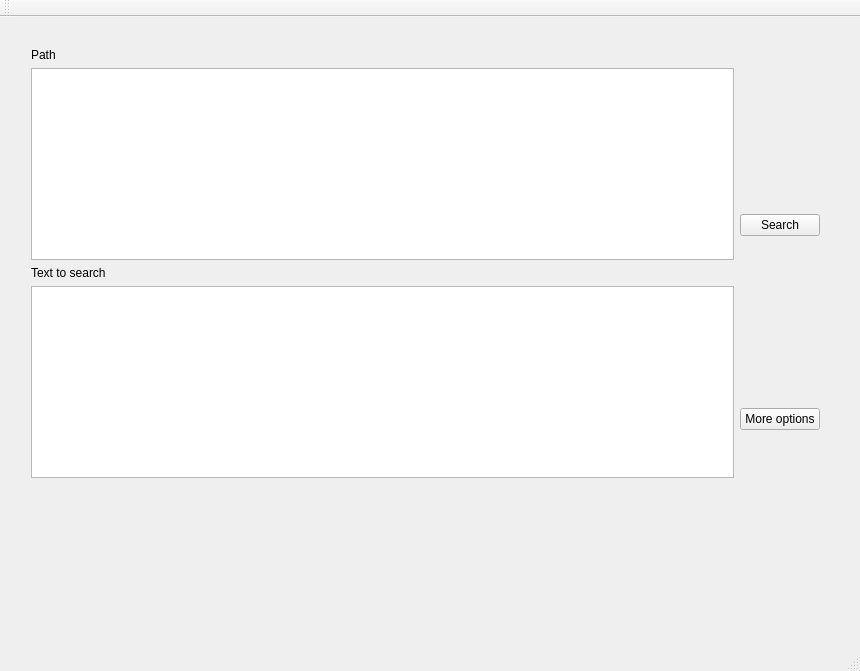
First picture: the form in officeHelp/mainwindow.ui, repository michalhuras/Office-Help, before the edit.
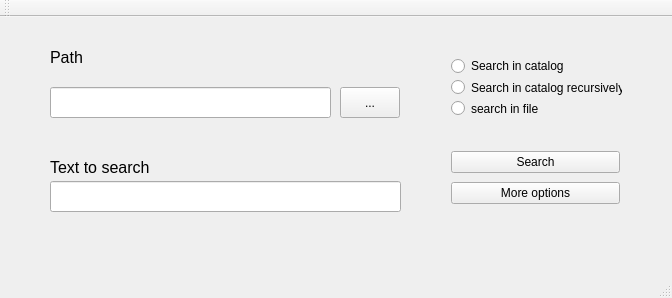
Second picture: the form after the edit.

Diff of the .ui file:
```diff
--- a/officeHelp/mainwindow.ui
+++ b/officeHelp/mainwindow.ui
@@ -6,83 +6,125 @@
    <rect>
     <x>0</x>
     <y>0</y>
-    <width>860</width>
-    <height>671</height>
+    <width>672</width>
+    <height>298</height>
    </rect>
   </property>
   <property name="windowTitle">
    <string>MainWindow</string>
   </property>
   <widget class="QWidget" name="centralWidget">
-   <widget class="QWidget" name="horizontalLayoutWidget">
+   <widget class="QLineEdit" name="lineEdit_3">
     <property name="geometry">
      <rect>
-      <x>20</x>
-      <y>20</y>
-      <width>811</width>
-      <height>571</height>
+      <x>50</x>
+      <y>70</y>
+      <width>281</width>
+      <height>31</height>
      </rect>
     </property>
-    <layout class="QHBoxLayout" name="horizontalLayout_2">
+   </widget>
+   <widget class="QPushButton" name="pushButton_4">
+    <property name="geometry">
+     <rect>
+      <x>340</x>
+      <y>70</y>
+      <width>60</width>
+      <height>31</height>
+     </rect>
+    </property>
+    <property name="text">
+     <string>...</string>
+    </property>
+   </widget>
+   <widget class="QWidget" name="verticalLayoutWidget">
+    <property name="geometry">
+     <rect>
+      <x>440</x>
+      <y>30</y>
+      <width>193</width>
+      <height>80</height>
+     </rect>
+    </property>
+    <layout class="QVBoxLayout" name="verticalLayout">
      <item>
-      <layout class="QVBoxLayout" name="verticalLayout_5">
+      <widget class="QRadioButton" name="radioButton_2">
+       <property name="text">
+        <string>Search in catalog</string>
+       </property>
+      </widget>
+     </item>
        <item>
+      <widget class="QRadioButton" name="radioButton_3">
+       <property name="text">
+        <string>Search in catalog recursively</string>
+       </property>
+      </widget>
+     </item>
+     <item>
+      <widget class="QRadioButton" name="radioButton">
+       <property name="text">
+        <string>search in file</string>
+       </property>
+      </widget>
+     </item>
+    </layout>
+   </widget>
+   <widget class="QLineEdit" name="lineEdit_2">
+    <property name="geometry">
+     <rect>
+      <x>50</x>
+      <y>164</y>
+      <width>351</width>
+      <height>31</height>
+     </rect>
+    </property>
+   </widget>
         <widget class="QLabel" name="label">
+    <property name="geometry">
+     <rect>
+      <x>50</x>
+      <y>30</y>
+      <width>41</width>
+      <height>21</height>
+     </rect>
+    </property>
+    <property name="font">
+     <font>
+      <pointsize>12</pointsize>
+     </font>
+    </property>
          <property name="text">
           <string>Path </string>
          </property>
         </widget>
-       </item>
-       <item>
-        <widget class="QTextEdit" name="textEdit">
-         <property name="sizePolicy">
-          <sizepolicy hsizetype="Expanding" vsizetype="Preferred">
-           <horstretch>0</horstretch>
-           <verstretch>0</verstretch>
-          </sizepolicy>
-         </property>
-         <property name="html">
-          <string>&lt;!DOCTYPE HTML PUBLIC &quot;-//W3C//DTD HTML 4.0//EN&quot; &quot;http://www.w3.org/TR/REC-html40/strict.dtd&quot;&gt;
-&lt;html&gt;&lt;head&gt;&lt;meta name=&quot;qrichtext&quot; content=&quot;1&quot; /&gt;&lt;style type=&quot;text/css&quot;&gt;
-p, li { white-space: pre-wrap; }
-&lt;/style&gt;&lt;/head&gt;&lt;body style=&quot; font-family:'MS Shell Dlg 2'; font-size:7.8pt; font-weight:400; font-style:normal;&quot;&gt;
-&lt;p style=&quot;-qt-paragraph-type:empty; margin-top:0px; margin-bottom:0px; margin-left:0px; margin-right:0px; -qt-block-indent:0; text-indent:0px;&quot;&gt;&lt;br /&gt;&lt;/p&gt;&lt;/body&gt;&lt;/html&gt;</string>
-         </property>
-        </widget>
-       </item>
-       <item>
         <widget class="QLabel" name="label_2">
+    <property name="geometry">
+     <rect>
+      <x>50</x>
+      <y>140</y>
+      <width>141</width>
+      <height>20</height>
+     </rect>
+    </property>
+    <property name="font">
+     <font>
+      <pointsize>12</pointsize>
+     </font>
+    </property>
          <property name="text">
           <string>Text to search </string>
          </property>
         </widget>
-       </item>
-       <item>
-        <widget class="QTextEdit" name="textEdit_2">
-         <property name="sizePolicy">
-          <sizepolicy hsizetype="Expanding" vsizetype="Minimum">
-           <horstretch>0</horstretch>
-           <verstretch>0</verstretch>
-          </sizepolicy>
-         </property>
-        </widget>
-       </item>
-       <item>
-        <spacer name="verticalSpacer">
-         <property name="orientation">
-          <enum>Qt::Vertical</enum>
-         </property>
-         <property name="sizeHint" stdset="0">
-          <size>
-           <width>20</width>
-           <height>40</height>
-          </size>
-         </property>
-        </spacer>
-       </item>
-      </layout>
-     </item>
-     <item>
+   <widget class="QWidget" name="">
+    <property name="geometry">
+     <rect>
+      <x>440</x>
+      <y>120</y>
+      <width>191</width>
+      <height>81</height>
+     </rect>
+    </property>
       <layout class="QVBoxLayout" name="verticalLayout_4">
        <item>
         <widget class="QPushButton" name="pushButton_2">
@@ -99,8 +141,6 @@
         </widget>
        </item>
       </layout>
-     </item>
-    </layout>
    </widget>
   </widget>
   <widget class="QMenuBar" name="menuBar">
```
Left out of the diff: 2 changed lines with no effect on the pictures. Lines whose indentation alone changed are shown as unchanged.
